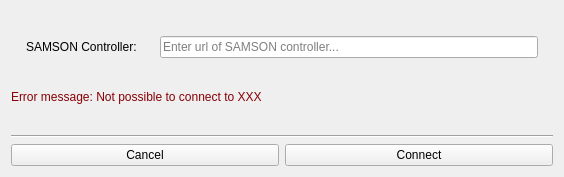
Old version of the form apps/delilahQt/SamsonConnect.ui in the repository telefonicaid/fiware-cosmos-platform.
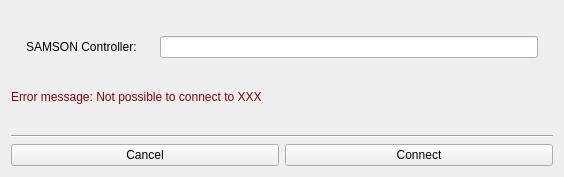
New version of the form.

Commit message: update to be compatible with qt 4.7

Patch:
```diff
--- a/apps/delilahQt/SamsonConnect.ui
+++ b/apps/delilahQt/SamsonConnect.ui
@@ -56,7 +56,7 @@
           <string/>
          </property>
          <property name="placeholderText">
-          <string>Enter url of SAMSON controller...</string>
+          <string/>
          </property>
         </widget>
        </item>
```
